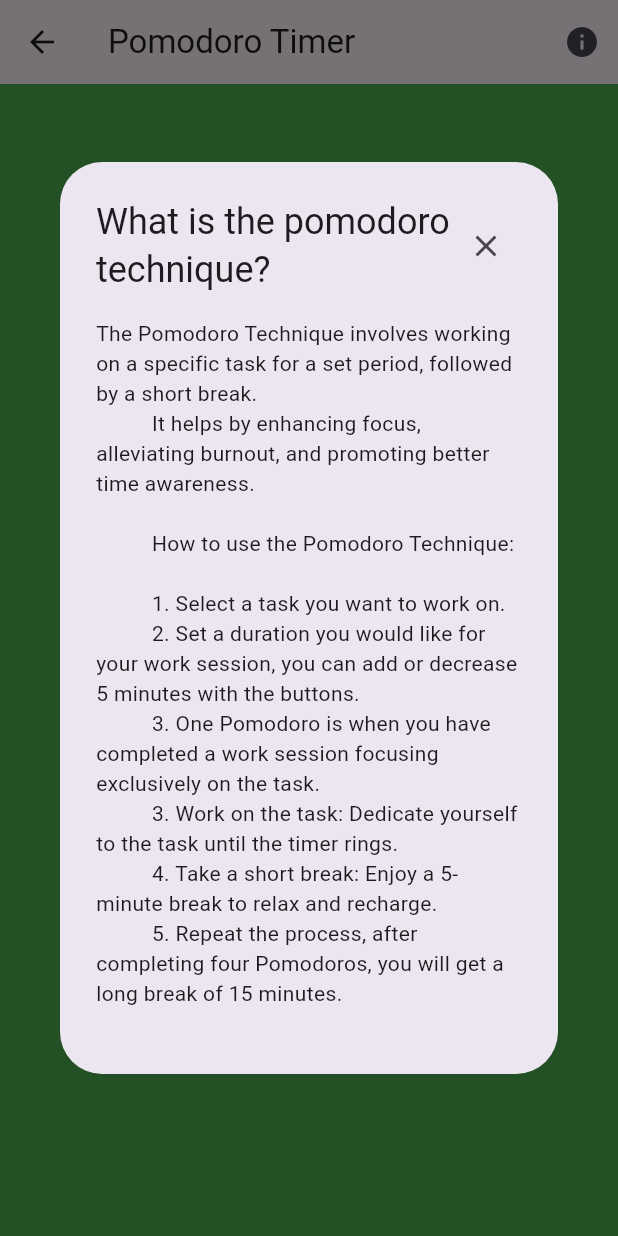
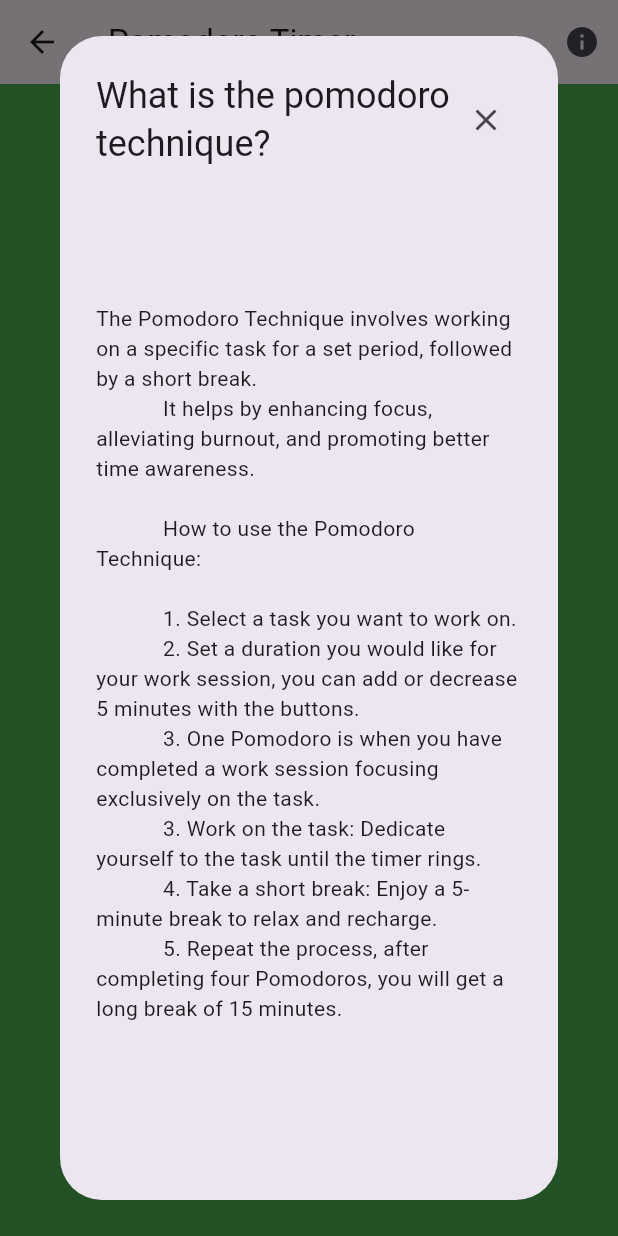
Before and after one commit to EhabHaque/wellness-app-master, a Flutter app: the Notification screen opened directly, after a tap on "-5 min", after a tap on "+5 min", after a tap on the "info" icon, on a phone screen of 412 x 824 dp. Run offline on Flutter 3.47's test engine with Material 3 defaults, Android fonts, the phone set to English and light mode, and no system bars; our stand-ins replace appwrite, flutter_local_notifications, shared_preferences; accounts and stored records are empty; network calls fail.

Commit message:
Pomodoro Timer chnages
Pom timr work timer min set to 5min, Tryed to center txt in info box for the snake game

```diff
--- a/lib/Notifications.dart
+++ b/lib/Notifications.dart
@@ -83,7 +83,8 @@ class _PomodoroTimerState extends State<Notification>
   if (!isRunning) {
     setState(() {
       if (isWorking) {
-          workDuration += minutes;
+        // Ensure that the work duration doesn't go below 5 minutes, otherwise it crashes
+        workDuration = (workDuration + minutes).clamp(5, 60);
         timeLeftInSeconds = workDuration * 60;
       } else {
         breakDuration += minutes;
@@ -106,7 +107,8 @@ class _PomodoroTimerState extends State<Notification>
     context: context,
     builder: (BuildContext context) {
       return AlertDialog(
-          title: Row(
+        title: Center(
+          child: Row(
             children: [
               Expanded(
                 child: Text('What is the pomodoro technique?'),
@@ -119,7 +121,10 @@ class _PomodoroTimerState extends State<Notification>
               ),
             ],
           ),
-          content: Text('''The Pomodoro Technique involves working on a specific task for a set period, followed by a short break.
+        ),
+        content: Center(
+          child: Text(
+            '''The Pomodoro Technique involves working on a specific task for a set period, followed by a short break.
             It helps by enhancing focus, alleviating burnout, and promoting better time awareness.
 
             How to use the Pomodoro Technique:
@@ -130,11 +135,16 @@ class _PomodoroTimerState extends State<Notification>
             3. Work on the task: Dedicate yourself to the task until the timer rings.
             4. Take a short break: Enjoy a 5-minute break to relax and recharge.
             5. Repeat the process, after completing four Pomodoros, you will get a long break of 15 minutes.
-           '''),
+            ''',
+          ),
+        ),
       );
     },
   );
 }
+
+
+
 
   @override
   void dispose() {
```
Also changed, not shown: lib/snake_game.dart (line endings or trailing spaces). Lines whose indentation alone changed are shown as unchanged.
